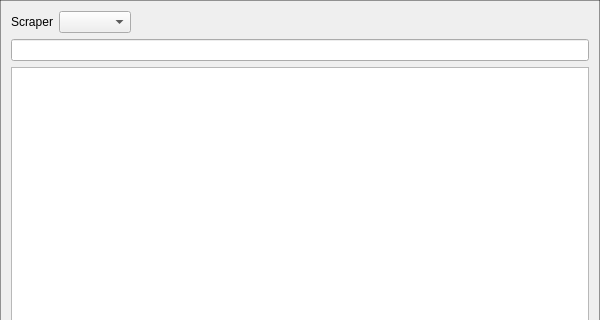
Before: the Qt Designer form MovieSearch.ui in Komet/MediaElch, drawn with Qt 5; both pictures show x 0 to 600 and y 0 to 320 of the 600 by 500 pixel window.
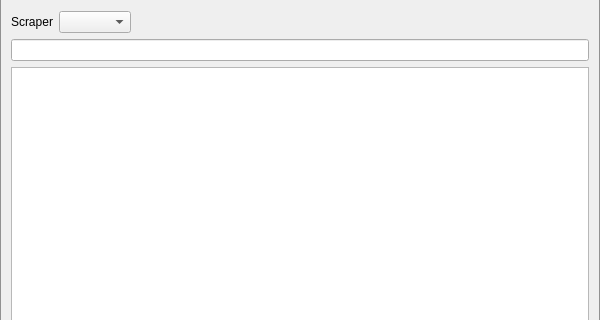
After: the same form once the commit is applied. Icons and pictures are not drawn. Custom widgets are drawn as their Qt base class.

Diff of the .ui file:
```diff
--- a/MovieSearch.ui
+++ b/MovieSearch.ui
@@ -20,6 +20,7 @@
    <string notr="true">#MovieSearch {
 	background-image: url(:/img/pattern_dark.png);
 	border: 1px solid rgba(0, 0, 0, 100);
+	border-top: none;
 }</string>
   </property>
   <property name="modal">
```
